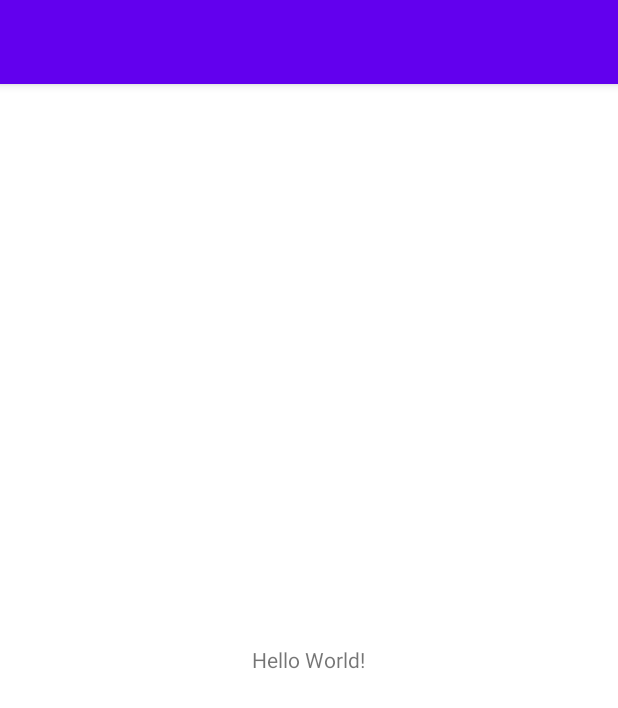
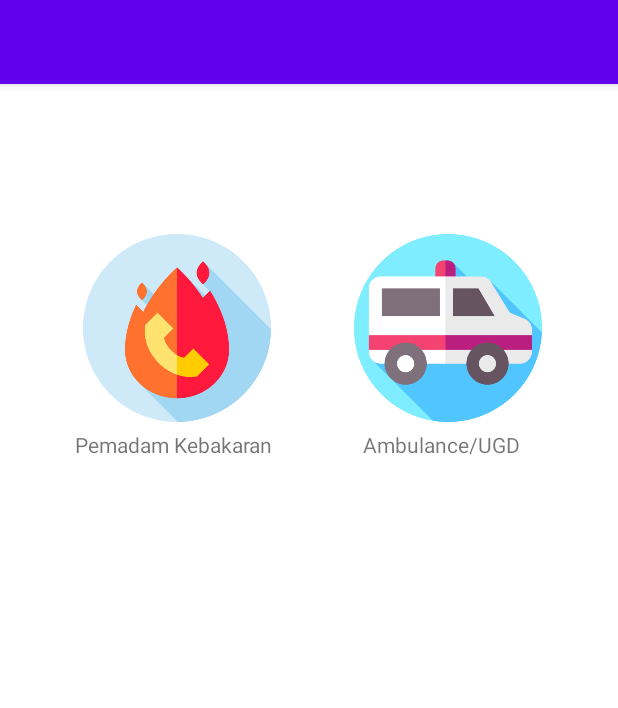
Before and after one commit to zarazzar/EmergencyApp, an Android app: the screen it shows after launch (MainActivity), on a phone screen of 412 x 824 dp. Shown: the top 708 px of the screen. Run offline under Robolectric (Android 15) with nearby library versions, the phone set to English and light mode, and no system bars.

Commit message:
update Main Activity

```diff
--- a/app/src/main/java/com/if3b/emergencyapp/MainActivity.java
+++ b/app/src/main/java/com/if3b/emergencyapp/MainActivity.java
@@ -3,12 +3,24 @@ package com.if3b.emergencyapp;
 import androidx.appcompat.app.AppCompatActivity;
 
 import android.os.Bundle;
+import android.view.View;
+import android.widget.ImageView;
 
 public class MainActivity extends AppCompatActivity {
 
+    private ImageView ivDamkar,ivAmbulan;
     @Override
     protected void onCreate(Bundle savedInstanceState) {
         super.onCreate(savedInstanceState);
         setContentView(R.layout.activity_main);
+
+        ivAmbulan = findViewById(R.id.iv_ambulan);
+
+        ivAmbulan.setOnClickListener(new View.OnClickListener() {
+            @Override
+            public void onClick(View view) {
+
+            }
+        });
     }
 }
--- a/app/src/main/res/layout/activity_main.xml
+++ b/app/src/main/res/layout/activity_main.xml
@@ -6,10 +6,46 @@
     android:layout_height="match_parent"
     tools:context=".MainActivity">
 
+
+
+    <ImageView
+        android:id="@+id/iv_damkar"
+        android:layout_width="125dp"
+        android:layout_height="125dp"
+        android:background="@drawable/logo_damkar"
+        android:layout_marginTop="100dp"
+        android:layout_marginLeft="55dp"
+        />
+    <ImageView
+        android:id="@+id/iv_ambulan"
+        android:layout_toRightOf="@+id/iv_damkar"
+        android:layout_width="125dp"
+        android:layout_height="125dp"
+        android:background="@drawable/logo_ambulan"
+        android:layout_marginTop="100dp"
+        android:layout_marginLeft="55dp"
+        />
+
     <TextView
+        android:id="@+id/tv_damkar"
+        android:layout_below="@+id/iv_damkar"
         android:layout_width="wrap_content"
         android:layout_height="wrap_content"
-        android:text="Hello World!"
-       android:layout_centerInParent="true" />
+        android:text="Pemadam Kebakaran"
+        android:layout_marginLeft="50sp"
+        android:layout_marginTop="5dp"
+        />
+
+    <TextView
+        android:layout_below="@+id/iv_ambulan"
+        android:layout_width="wrap_content"
+        android:layout_height="wrap_content"
+        android:text="Ambulance/UGD"
+        android:layout_toRightOf="@id/tv_damkar"
+        android:layout_marginTop="5dp"
+        android:layout_marginLeft="60sp"
+
+        />
+
 
 </RelativeLayout>
```
